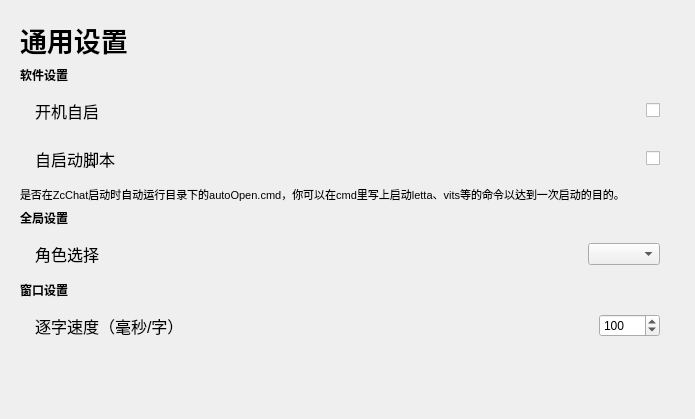
Qt form mianwindow_uichild/setting_general.ui (Zao-chen/ZcChat) before a commit.
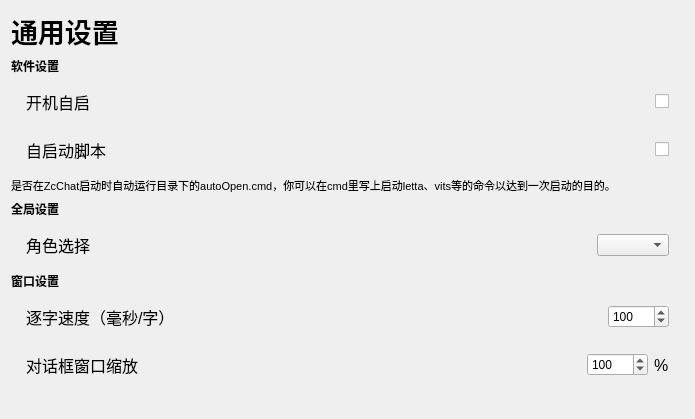
The same form after that commit. Custom widgets are drawn as their Qt base class.

Commit message: [feat] close #23 新增对话框缩放选项

What changed in the file:
```diff
--- a/mianwindow_uichild/setting_general.ui
+++ b/mianwindow_uichild/setting_general.ui
@@ -13,19 +13,7 @@
   <property name="windowTitle">
    <string>Form</string>
   </property>
-  <layout class="QVBoxLayout" name="verticalLayout" stretch="0,0,0,0,0,0,0,0,0,1">
-   <property name="leftMargin">
-    <number>20</number>
-   </property>
-   <property name="topMargin">
-    <number>20</number>
-   </property>
-   <property name="rightMargin">
-    <number>20</number>
-   </property>
-   <property name="bottomMargin">
-    <number>20</number>
-   </property>
+  <layout class="QVBoxLayout" name="verticalLayout" stretch="0,0,0,0,0,0,0,0,0,0,1">
    <item>
     <widget class="ElaText" name="label">
      <property name="font">
@@ -201,9 +189,56 @@
      </property>
     </widget>
    </item>
+   <item>
+    <widget class="ElaScrollPageArea" name="widget_17" native="true">
+     <layout class="QHBoxLayout" name="horizontalLayout_18" stretch="0,1,0">
+      <property name="leftMargin">
+       <number>15</number>
+      </property>
+      <property name="rightMargin">
+       <number>15</number>
+      </property>
+      <item>
+       <widget class="ElaText" name="label_23">
+        <property name="font">
+         <font>
+          <pointsize>12</pointsize>
+         </font>
+        </property>
+        <property name="text">
+         <string>逐字速度（毫秒/字）</string>
+        </property>
+       </widget>
+      </item>
+      <item>
+       <spacer name="horizontalSpacer_3">
+        <property name="orientation">
+         <enum>Qt::Orientation::Horizontal</enum>
+        </property>
+        <property name="sizeHint" stdset="0">
+         <size>
+          <width>40</width>
+          <height>20</height>
+         </size>
+        </property>
+       </spacer>
+      </item>
+      <item>
+       <widget class="ElaSpinBox" name="spinBox_dialogtime">
+        <property name="maximum">
+         <number>10000</number>
+        </property>
+        <property name="value">
+         <number>100</number>
+        </property>
+       </widget>
+      </item>
+     </layout>
+    </widget>
+   </item>
    <item>
     <widget class="ElaScrollPageArea" name="widget_16" native="true">
-     <layout class="QHBoxLayout" name="horizontalLayout_17" stretch="0,1,0">
+     <layout class="QHBoxLayout" name="horizontalLayout_17" stretch="0,1,0,0">
       <property name="leftMargin">
        <number>15</number>
       </property>
@@ -218,7 +253,7 @@
          </font>
         </property>
         <property name="text">
-         <string>逐字速度（毫秒/字）</string>
+         <string>对话框窗口缩放</string>
         </property>
        </widget>
       </item>
@@ -236,7 +271,7 @@
        </spacer>
       </item>
       <item>
-       <widget class="ElaSpinBox" name="spinBox_dialogtime">
+       <widget class="ElaSpinBox" name="spinBox_dialogscale">
         <property name="maximum">
          <number>10000</number>
         </property>
@@ -245,6 +280,18 @@
         </property>
        </widget>
       </item>
+      <item>
+       <widget class="ElaText" name="label_2">
+        <property name="font">
+         <font>
+          <pointsize>12</pointsize>
+         </font>
+        </property>
+        <property name="text">
+         <string>%</string>
+        </property>
+       </widget>
+      </item>
      </layout>
     </widget>
    </item>
@@ -264,11 +311,6 @@
   </layout>
  </widget>
  <customwidgets>
-  <customwidget>
-   <class>ElaCheckBox</class>
-   <extends>QCheckBox</extends>
-   <header location="global">elacheckbox.h</header>
-  </customwidget>
   <customwidget>
    <class>ElaScrollPageArea</class>
    <extends>QWidget</extends>
@@ -290,6 +332,11 @@
    <extends>QComboBox</extends>
    <header location="global">elacombobox.h</header>
   </customwidget>
+  <customwidget>
+   <class>ElaCheckBox</class>
+   <extends>QCheckBox</extends>
+   <header location="global">elacheckbox.h</header>
+  </customwidget>
  </customwidgets>
  <resources/>
  <connections/>
```
The commit also changes 7 other files.
